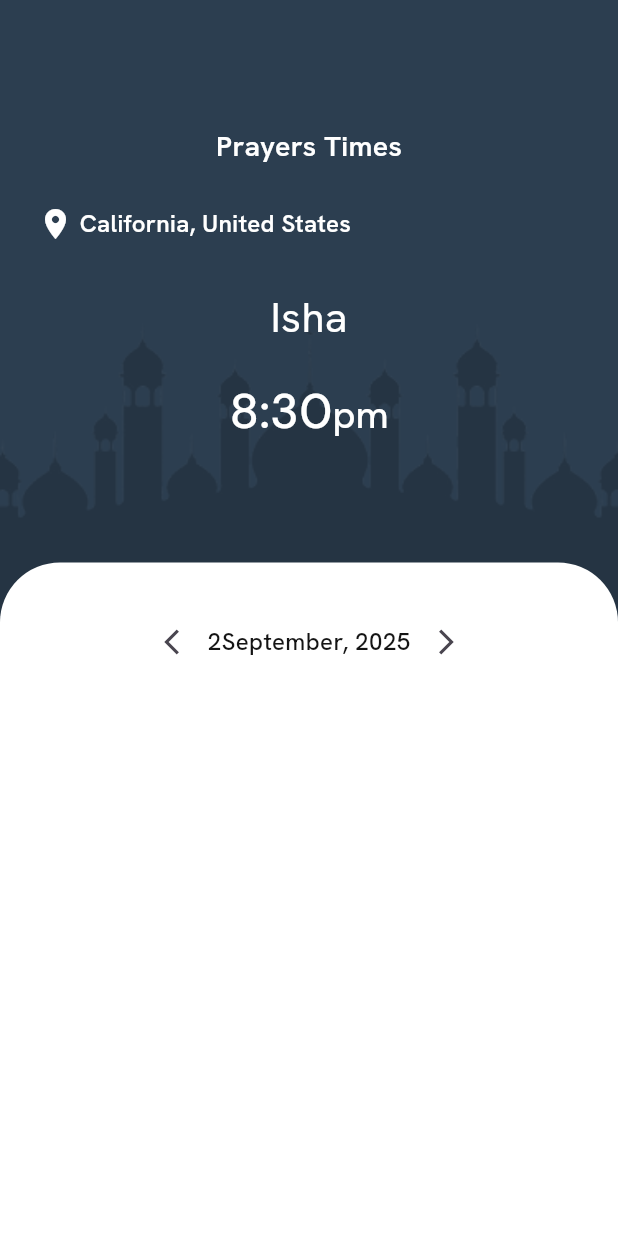
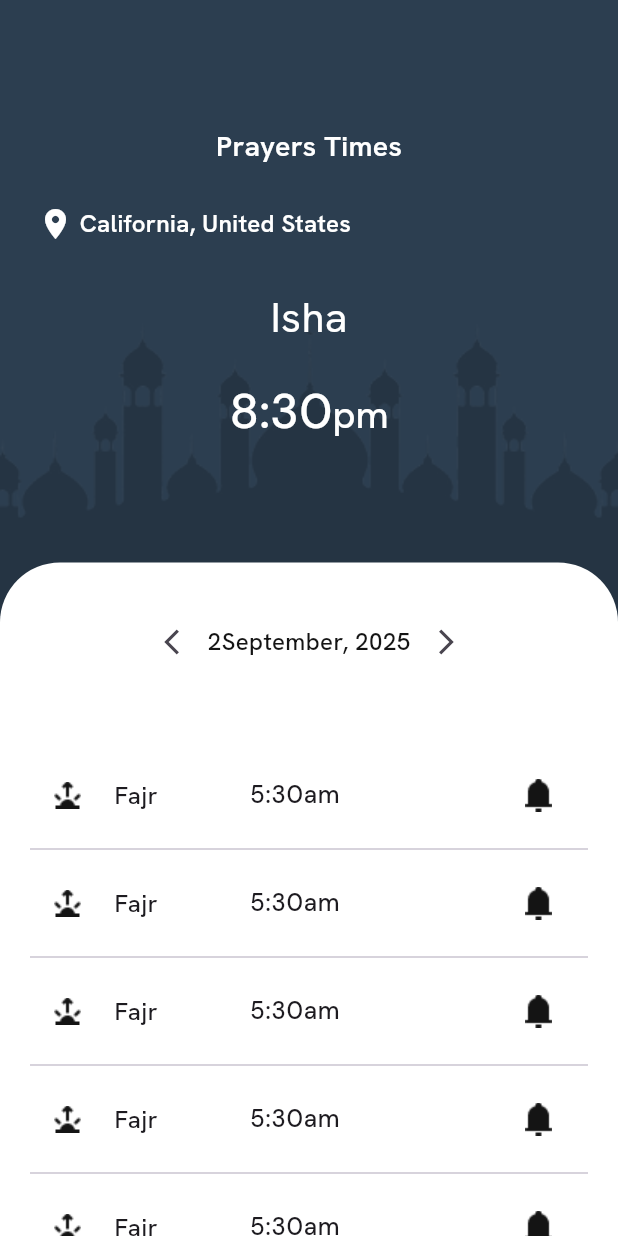
Before and after one commit to Kubbany/we-pray-tasks, a Flutter app: the screen it shows after launch, on a phone screen of 412 x 824 dp. Run offline on Flutter 3.47's test engine with Material 3 defaults, Android fonts, the phone set to English and light mode, and no system bars; our stand-ins replace adhan, dartz, flutter_bloc, flutter_compass, geocoding, geolocator and 1 more.

Commit message:
prayer time item, prayers times list view UI Created

```diff
--- /dev/null
+++ b/lib/features/prayers/presentation/views/widgets/prayer_time_item.dart
@@ -0,0 +1,32 @@
+import 'package:flutter/material.dart';
+import 'package:we_pray_tasks/core/utils/app_images.dart';
+import 'package:we_pray_tasks/core/utils/app_styles.dart';
+
+class PrayerTimeItem extends StatelessWidget {
+  const PrayerTimeItem({super.key});
+
+  @override
+  Widget build(BuildContext context) {
+    return ListTile(
+      leading: Image.asset(
+        Assets.imagesPrayerPng,
+      ),
+      title: const Row(
+        spacing: 61,
+        children: <Widget>[
+          Text(
+            'Fajr',
+            style: AppStyles.mediumHanken16,
+          ),
+          Text(
+            '5:30am',
+            style: AppStyles.mediumSans16,
+          ),
+        ],
+      ),
+      trailing: Image.asset(
+        Assets.imagesNotificationPng,
+      ),
+    );
+  }
+}
--- /dev/null
+++ b/lib/features/prayers/presentation/views/widgets/prayer_time_list_view.dart
@@ -0,0 +1,17 @@
+import 'package:flutter/material.dart';
+import 'package:we_pray_tasks/features/prayers/presentation/views/widgets/prayer_time_item.dart';
+
+class PrayerTimeListView extends StatelessWidget {
+  const PrayerTimeListView({super.key});
+
+  @override
+  Widget build(BuildContext context) {
+    return ListView.separated(
+      padding: EdgeInsets.zero,
+      shrinkWrap: true,
+      itemCount: 5,
+      itemBuilder: (context, index) => const PrayerTimeItem(),
+      separatorBuilder: (context, index) => const Divider(),
+    );
+  }
+}
--- a/lib/features/prayers/presentation/views/widgets/prayers_time_section.dart
+++ b/lib/features/prayers/presentation/views/widgets/prayers_time_section.dart
@@ -1,6 +1,7 @@
 import 'package:flutter/material.dart';
 import 'package:we_pray_tasks/core/utils/widgets/custom_body_container.dart';
 import 'package:we_pray_tasks/features/prayers/presentation/views/widgets/date_picker.dart';
+import 'package:we_pray_tasks/features/prayers/presentation/views/widgets/prayer_time_list_view.dart';
 
 class PrayersTimeSection extends StatelessWidget {
   const PrayersTimeSection({
@@ -11,9 +12,14 @@ class PrayersTimeSection extends StatelessWidget {
   Widget build(BuildContext context) {
     return CustomBodyContainer(
       child: Column(
+        spacing: 50,
         children: [
           DatePicker(
             onDateChanged: (date) {},
+          ),
+          const Padding(
+            padding: EdgeInsets.symmetric(horizontal: 20),
+            child: PrayerTimeListView(),
           ),
         ],
       ),
```
